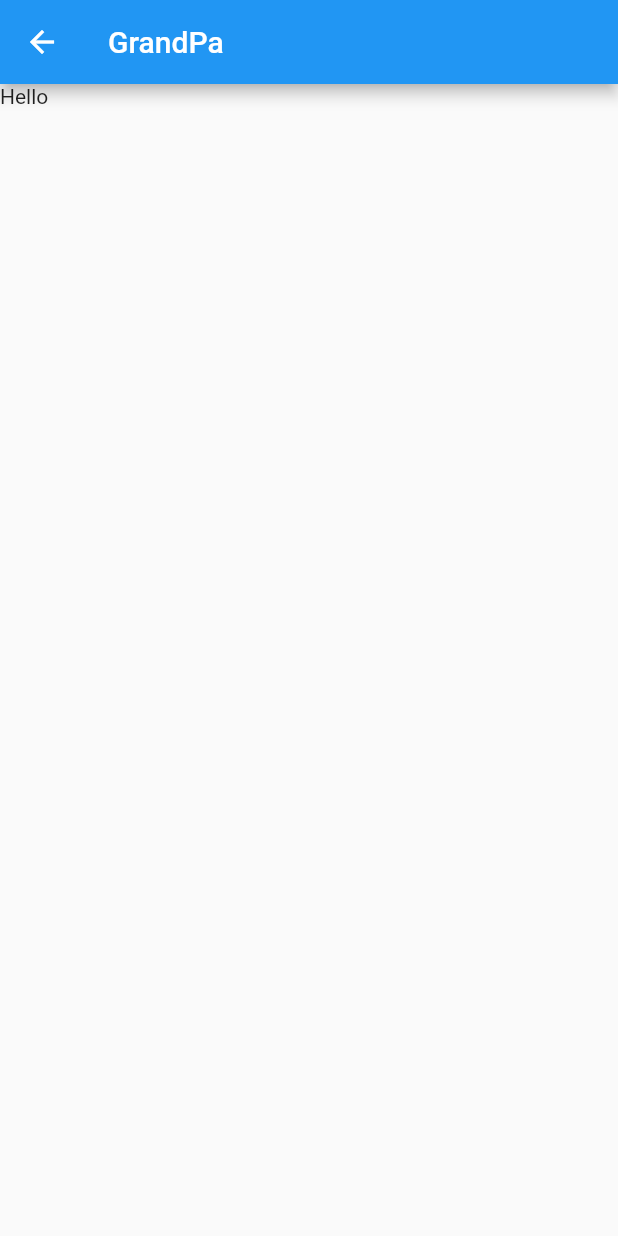
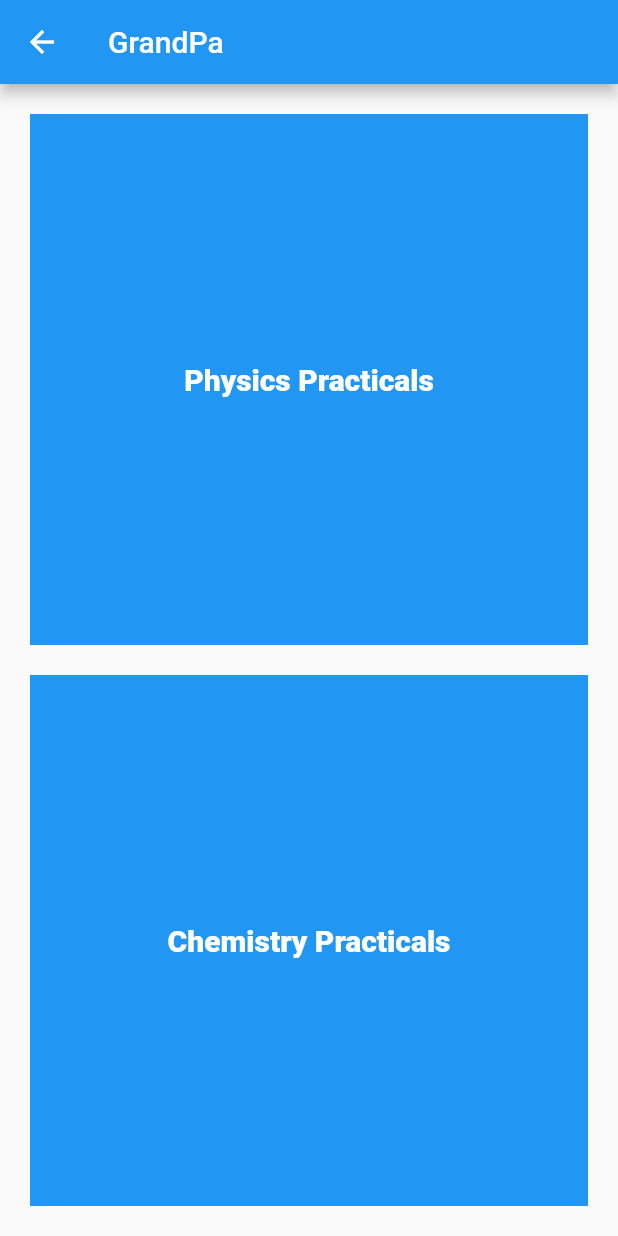
Before and after one commit to Marquis-Boire/GrandPa, a Flutter app: the CoursesScreen screen opened by its route, on a phone screen of 412 x 824 dp. Run offline on Flutter 3.47's test engine with Material 2 defaults, Android fonts, the phone set to English and light mode, and no system bars.

Commit message:
added screens

```diff
--- a/lib/main.dart
+++ b/lib/main.dart
@@ -2,6 +2,7 @@ import 'package:flutter/material.dart';
 
 import './screens/courses_screen.dart';
 import './screens/home_screen.dart';
+import './screens/practical_screen.dart';
 
 void main() {
   runApp(MyApp());
@@ -21,6 +22,7 @@ class MyApp extends StatelessWidget {
       home: HomeScreen(),
       routes: {
         CoursesScreen.routeName: (context) => CoursesScreen(),
+        PracticalScreen.routeName: (context) => PracticalScreen(),
       },
     );
   }
--- a/lib/screens/courses_screen.dart
+++ b/lib/screens/courses_screen.dart
@@ -1,14 +1,50 @@
 import 'package:flutter/material.dart';
+
+import '../constants/constants.dart';
+import '../screens/practical_screen.dart';
 
 class CoursesScreen extends StatelessWidget {
   static const routeName = '/courses';
   @override
   Widget build(BuildContext context) {
+    final info = ModalRoute.of(context).settings.arguments as String;
+
     return Scaffold(
       appBar: AppBar(
         title: Text('GrandPa'),
       ),
-      body: Text('Hello'),
+      body: Container(
+        margin: EdgeInsets.all(20.0),
+        child: Column(
+          children: <Widget>[
+            _content(context, 'Physics Practicals'),
+            SizedBox(
+              height: 20.0,
+            ),
+            _content(context, 'Chemistry Practicals'),
+          ],
+        ),
+      ),
     );
   }
 }
+
+Widget _content(BuildContext context, String title) {
+  return Expanded(
+    child: InkWell(
+      onTap: () {
+        Navigator.of(context).pushNamed(PracticalScreen.routeName);
+      },
+      child: Container(
+        alignment: Alignment.center,
+        width: double.infinity,
+        color: Colors.blue,
+        height: 200.0,
+        child: Text(
+          title,
+          style: kLevelTextStyle,
+        ),
+      ),
+    ),
+  );
+}
```
Also changed, not shown: lib/screens/home_screen.dart (+17 -4 lines), lib/screens/practical_screen.dart (added, +69 -0 lines).
